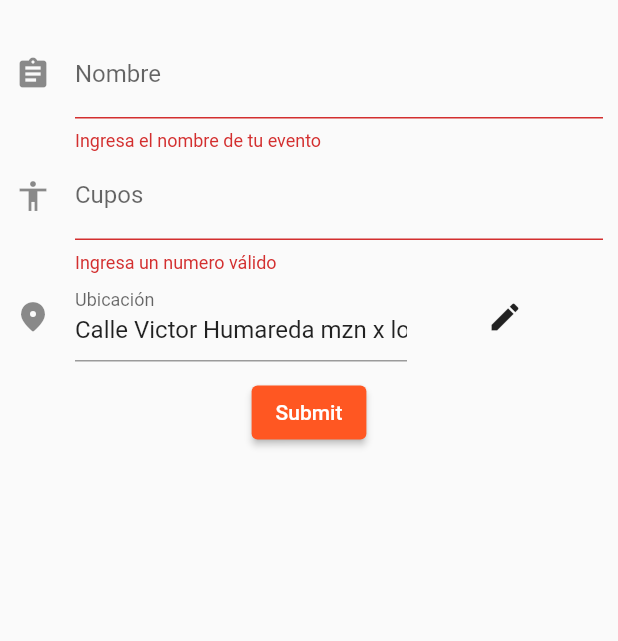
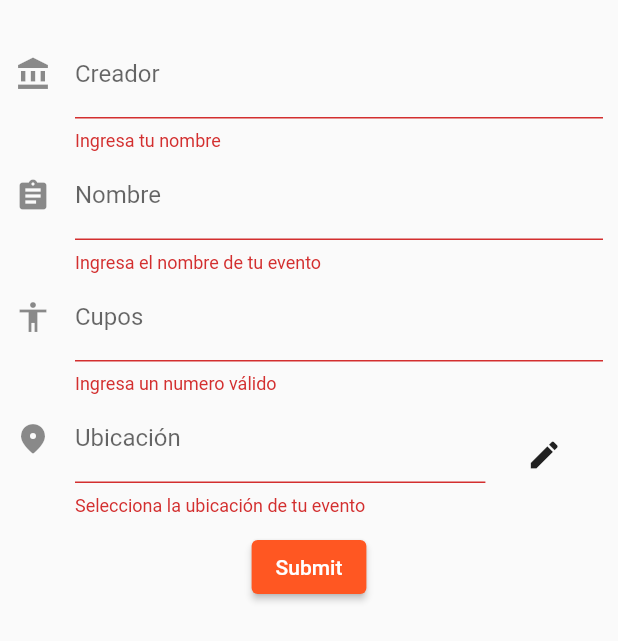
Before and after one commit to Piton007/mc-map, a Flutter app: the CreateEventForm widget shown alone on an empty page, opened directly, after a tap on "Submit", on a phone screen of 412 x 824 dp. Shown: the top 641 px of the screen. Run offline on Flutter 3.47's test engine with Material 2 defaults, Android fonts, the phone set to English and light mode, and no system bars; our stand-ins replace cloud_firestore, firebase_core, flutter_compass, flutter_map, flutter_svg_provider, geocoding and 3 more; missing offline and left inert: bloc_pattern, flutter_map_marker_popup; accounts and stored records are empty.

Commit message:
add create new event in firebase

```diff
--- a/lib/create_event.dart
+++ b/lib/create_event.dart
@@ -1,6 +1,10 @@
+import 'package:cloud_firestore/cloud_firestore.dart';
 import 'package:flutter/material.dart';
 import 'package:free_radar/location_picker.dart';
+import "model/event.dart";
+
 import 'package:latlong/latlong.dart';
+import 'package:geocoding/geocoding.dart';
 
 const CUPOS_UPPER_LIMIT = 100;
 const CUPOS_LOWER_LIMIT = 5;
@@ -15,8 +19,13 @@ class CreateEventForm extends StatefulWidget {
 
 class _CreateEventFormState extends State<CreateEventForm> {
   final _formKey = GlobalKey<FormState>();
+  final creatorController = TextEditingController();
+  final nameController = TextEditingController();
+  final ticketsController = TextEditingController();
+  final addressController = TextEditingController();
+
   LatLng eventLocation;
-  String address = "Calle Victor Humareda mzn x lote 21";
+
 
   @override
   Widget build(BuildContext context) {
@@ -28,7 +37,24 @@ class _CreateEventFormState extends State<CreateEventForm> {
             crossAxisAlignment: CrossAxisAlignment.start,
             children: <Widget>[
               TextFormField(
+                controller: creatorController,
                 key: UniqueKey(),
+
+                decoration: const InputDecoration(
+                    icon: Icon(Icons.account_balance),
+                    hintText: '¿Cómo te llamas?',
+                    labelText: 'Creador'),
+                validator: (value) {
+                  if (value.isEmpty) {
+                    return 'Ingresa tu nombre';
+                  }
+                  return null;
+                },
+              ),
+              TextFormField(
+                controller: nameController,
+                key: UniqueKey(),
+
                 decoration: const InputDecoration(
                     icon: Icon(Icons.assignment),
                     hintText: '¿Cómo se llama tu evento?',
@@ -41,7 +67,9 @@ class _CreateEventFormState extends State<CreateEventForm> {
                 },
               ),
               TextFormField(
+                controller: ticketsController,
                 key: UniqueKey(),
+
                 decoration: const InputDecoration(
                     icon: Icon(Icons.accessibility),
                     hintText: '¿Cuántos cupos tendrá?',
@@ -59,7 +87,6 @@ class _CreateEventFormState extends State<CreateEventForm> {
                   return result;
                 },
               ),
-
               Row(
                 mainAxisAlignment: MainAxisAlignment.spaceEvenly,
                 children: [
@@ -69,8 +96,7 @@ class _CreateEventFormState extends State<CreateEventForm> {
                         decoration: const InputDecoration(
                             icon: Icon(Icons.location_on_rounded),
                             labelText: 'Ubicación'),
-                        onTap: () => print("hello"),
-                        initialValue: address,
+                        controller: addressController,
                         validator: (value) {
                           var result;
                           if (value.isEmpty) {
@@ -80,25 +106,39 @@ class _CreateEventFormState extends State<CreateEventForm> {
                           return result;
                         },
                       ),
-                      flex: 2),
-                  Expanded(child: IconButton(
-                    icon: Icon(Icons.edit),
-                    onPressed: ()=>navigateToLocationPicker(context),
-                  ))
+                      flex: 4),
+                  Expanded(
+                      child: IconButton(
+                        icon: Icon(Icons.edit),
+                        onPressed: () => navigateToLocationPicker(context),
+                      ),
+                      flex: 1)
                 ],
               ),
               Container(
                 margin: EdgeInsets.symmetric(vertical: 10, horizontal: 5),
                 child: Center(
                   child: ElevatedButton(
-                    onPressed: () {
+                    onPressed: () async {
                       // Validate returns true if the form is valid, or false
                       // otherwise.
 
                       if (_formKey.currentState.validate()) {
+                        var event = EventModel(
+                            creador: creatorController.text,
+                            cupos: int.tryParse(ticketsController.text),
+                            nombre: nameController.text,
+                            ubicacion: GeoPoint(eventLocation.latitude,
+                                eventLocation.longitude));
                         // If the form is valid, display a Snackbar.
-                        Scaffold.of(context).showSnackBar(
-                            SnackBar(content: Text('Processing Data')));
+                        FirebaseFirestore.instance
+                            .collection('rap_events')
+                            .add(event.toJSON())
+                            .then((_) {
+                          displayNotification(context);
+                          resetForm();
+                        });
+
                       }
                     },
                     child: Text('Submit'),
@@ -110,12 +150,36 @@ class _CreateEventFormState extends State<CreateEventForm> {
         ));
   }
 
+  void displayNotification(BuildContext context) {
+    var snackBar =
+        SnackBar(content: Text('Tu evento se ha creado exitosamente!'));
+    ScaffoldMessenger.of(context).showSnackBar(snackBar);
+  }
 
   Future<void> navigateToLocationPicker(BuildContext context) async {
-   LatLng result = await Navigator.push(context,MaterialPageRoute(builder: (context) => LocationPicker()));
-   setState(() {
-      print(result);
-      address = "hey";
-   });
+    LatLng result = await Navigator.push(
+        context, MaterialPageRoute(builder: (context) => LocationPicker()));
+    Placemark placemark = await getPlaceMarkfromCoordinates(result);
+    addressController.text =  "${placemark.street}, ${placemark.locality}";
+    setState(() {
+      eventLocation = result;
+
+    });
+  }
+
+  Future<Placemark> getPlaceMarkfromCoordinates(LatLng point) async {
+    return (await placemarkFromCoordinates(point.latitude, point.longitude))
+        .reduce((value, element) => Placemark(
+            street: (element.street.isEmpty) ? value.street : element.street,
+            locality: (element.locality.isEmpty)
+                ? value.locality
+                : element.locality));
+  }
+
+  void resetForm(){
+    ticketsController.clear();
+    nameController.clear();
+    creatorController.clear();
+    addressController.clear();
   }
 }
--- a/lib/main.dart
+++ b/lib/main.dart
@@ -30,7 +30,7 @@ class MyApp extends StatelessWidget {
         Bloc((_) => EventBloc() )
       ],
       child: MaterialApp(
-          title: 'Marker Popup Demo',
+          title: 'MC Radar',
           theme: ThemeData(
             primarySwatch: Colors.deepOrange,
           ),
--- a/lib/model/event.dart
+++ b/lib/model/event.dart
@@ -16,6 +16,14 @@ class EventModel {
         nombre: json['nombre'] as String,
         ubicacion: json['ubicacion'] as GeoPoint);
   }
+   Map<String,dynamic> toJSON(){
+    return {
+      "creador":this.creador,
+      "cupos":this.cupos,
+      "nombre":this.nombre,
+      "ubicacion":this.ubicacion
+    };
+  }
 
   EventModel.fromDocument(QueryDocumentSnapshot document)
       : this.creador = document['creador'],
--- a/pubspec.yaml
+++ b/pubspec.yaml
@@ -30,6 +30,7 @@ dependencies:
   bloc_pattern: ^2.3.2
   flutter_svg_provider: any
   flutter_map: any
+  geocoding: any
   flutter_map_marker_popup: any
   geolocator: ^5.3.1
 
```
